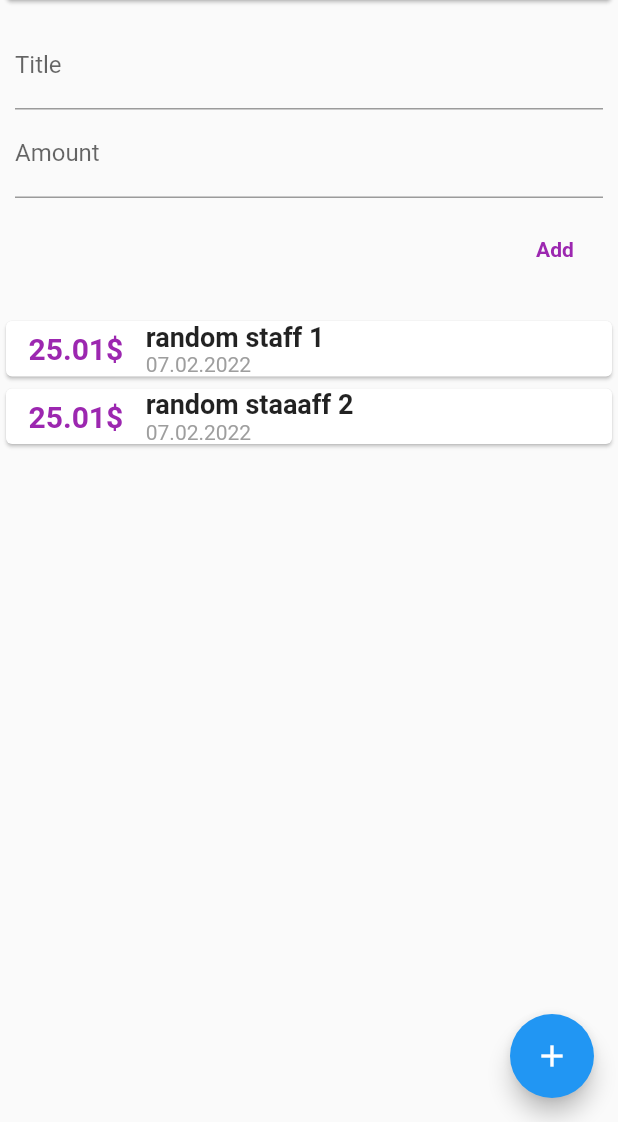
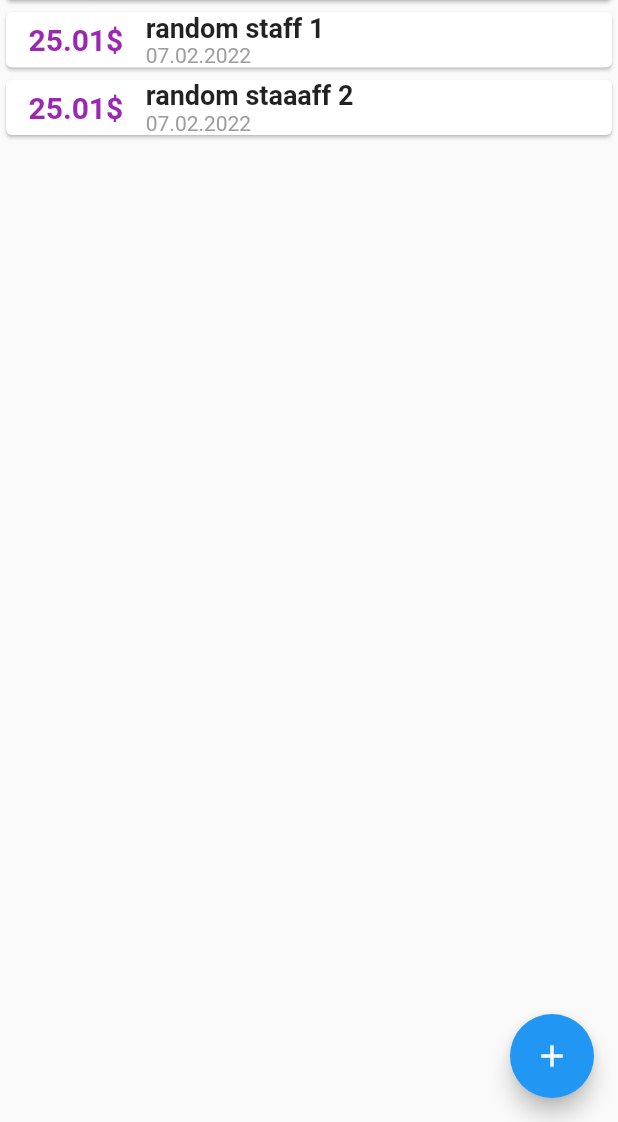
Before and after one commit to gabidron/app2, a Flutter app: the screen it shows after launch, on a phone screen of 412 x 824 dp, the part 114-1236 px from its top. Run offline on Flutter 3.47's test engine with Material 2 defaults, Android fonts, the phone set to English and light mode, and no system bars.

```diff
--- a/lib/main.dart
+++ b/lib/main.dart
@@ -1,6 +1,8 @@
+import 'package:app2/widgets/new_transaction.dart';
 import 'package:flutter/material.dart';
 
-import './widgets/transactions.dart';
+import './widgets/transactions_list.dart';
+import './models/transaction.dart';
 
 void main() {
   runApp(const MyApp());
@@ -22,8 +24,51 @@ class MyApp extends StatelessWidget {
   }
 }
 
-class MyHomePage extends StatelessWidget {
+class MyHomePage extends StatefulWidget {
   const MyHomePage({Key? key}) : super(key: key);
+
+  @override
+  State<MyHomePage> createState() => _MyHomePageState();
+}
+
+class _MyHomePageState extends State<MyHomePage> {
+  final List<Transaction> _userTransactions = [
+    Transaction(
+      id: '1',
+      date: DateTime.now(),
+      price: 25.01,
+      title: 'random staff 1',
+    ),
+    Transaction(
+      id: '2',
+      date: DateTime.now(),
+      price: 25.01,
+      title: 'random staaaff 2',
+    ),
+  ];
+  void _addTransaction(String title, double amount) {
+    final newTransaction = Transaction(
+      id: DateTime.now().toString(),
+      date: DateTime.now(),
+      price: amount,
+      title: title,
+    );
+    setState(() {
+      _userTransactions.add(newTransaction);
+    });
+  }
+
+  void _startAddnewTransaction(BuildContext ctx) {
+    showModalBottomSheet(
+      context: ctx,
+      builder: (_) {
+        return GestureDetector(
+          onDoubleTap: () {},
+          child: NewTransaction(addTransaction: _addTransaction),
+        );
+      },
+    );
+  }
 
   @override
   Widget build(BuildContext context) {
@@ -32,7 +77,7 @@ class MyHomePage extends StatelessWidget {
         title: const Text('widget.title'),
         actions: [
           IconButton(
-            onPressed: () {},
+            onPressed: () => _startAddnewTransaction(context),
             icon: const Icon(Icons.add),
           )
         ],
@@ -40,16 +85,16 @@ class MyHomePage extends StatelessWidget {
       body: SingleChildScrollView(
         child: Column(
           crossAxisAlignment: CrossAxisAlignment.stretch,
-          children: const [
-            Card(
+          children: [
+            const Card(
               child: Text('carousel'),
             ),
-            Transactions()
+            TransactionList(transactions: _userTransactions),
           ],
         ),
       ),
       floatingActionButton: FloatingActionButton(
-        onPressed: () {},
+        onPressed: () => _startAddnewTransaction(context),
         child: const Icon(Icons.add),
       ),
     );
--- a/lib/widgets/transactions.dart
+++ /dev/null
@@ -1,53 +0,0 @@
-import 'package:flutter/material.dart';
-
-import 'transactions_list.dart';
-import 'new_transaction.dart';
-import '../models/transaction.dart';
-
-class Transactions extends StatefulWidget {
-  const Transactions({Key? key}) : super(key: key);
-
-  @override
-  _TransactionsState createState() => _TransactionsState();
-}
-
-class _TransactionsState extends State<Transactions> {
-  final List<Transaction> _userTransactions = [
-    Transaction(
-      id: '1',
-      date: DateTime.now(),
-      price: 25.01,
-      title: 'random staff 1',
-    ),
-    Transaction(
-      id: '2',
-      date: DateTime.now(),
-      price: 25.01,
-      title: 'random staaaff 2',
-    ),
-  ];
-  void _addTransaction(String title, double amount) {
-    final newTransaction = Transaction(
-      id: DateTime.now().toString(),
-      date: DateTime.now(),
-      price: amount,
-      title: title,
-    );
-
-    setState(() {
-      _userTransactions.add(newTransaction);
-    });
-  }
-
-  @override
-  Widget build(BuildContext context) {
-    return Column(
-      children: [
-        NewTransaction(
-          addTransaction: _addTransaction,
-        ),
-        TransactionList(transactions: _userTransactions),
-      ],
-    );
-  }
-}
```
